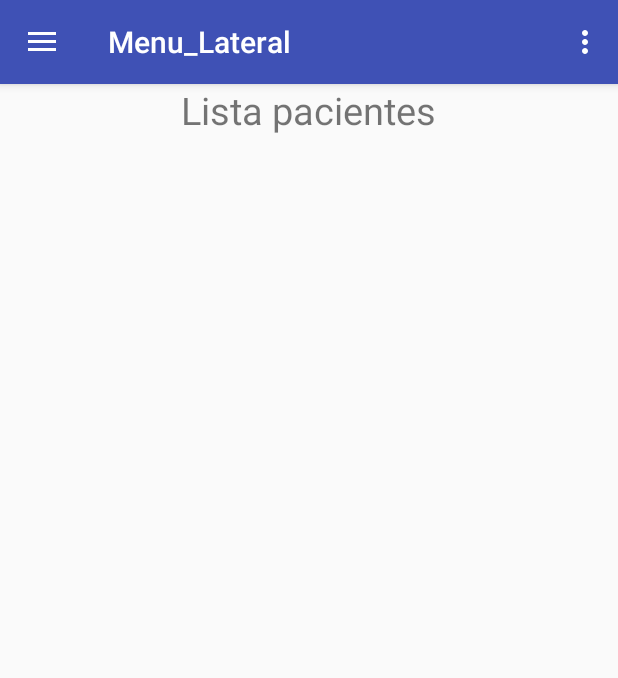
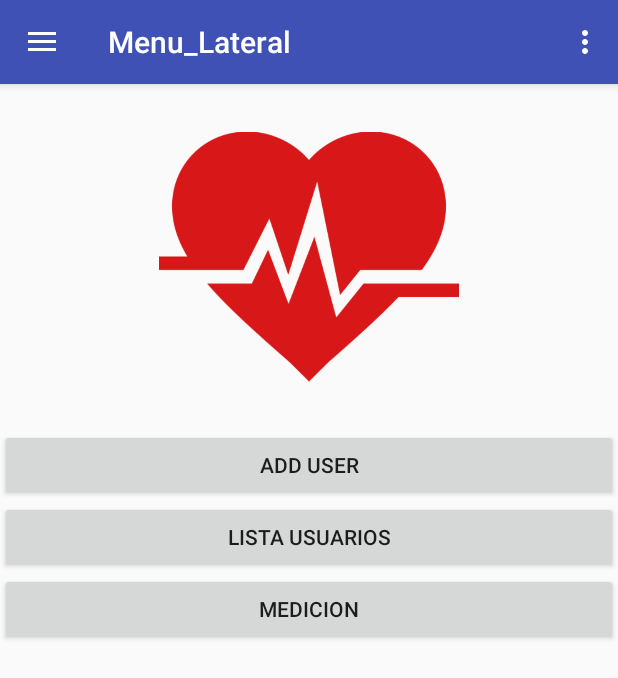
Before and after one commit to jonacha/Wake_Up, an Android app: the Menu_Lateral screen opened directly, with no data from a screen before it, on a phone screen of 412 x 824 dp. Shown: the top 678 px of the screen. Run offline under Robolectric (Android 15) with nearby library versions, the phone set to English and light mode, and no system bars; 3 statements that could not run were skipped.

Commit message:
Todo mucho mejor con la lista casi ya

```diff
--- a/app/src/debug/res/values/google_maps_api.xml
+++ b/app/src/debug/res/values/google_maps_api.xml
@@ -20,5 +20,6 @@
     Once you have your key (it starts with "AIza"), replace the "google_maps_key"
     string in this file.
     -->
-    <string name="google_maps_key" templateMergeStrategy="preserve" translatable="false">YOUR_KEY_HERE</string>
+    <string name="google_maps_key" templateMergeStrategy="preserve" translatable="false">AIzaSyAfI2RXbdQGBuntfAdmzp0Zq_AXIXgtEFo
+</string>
 </resources>
--- a/app/src/main/AndroidManifest.xml
+++ b/app/src/main/AndroidManifest.xml
@@ -46,7 +46,8 @@
 
         <activity
             android:name=".Maps_activiti"
-            android:label="@string/title_activity_maps_activiti"></activity>
+            android:label="@string/title_activity_maps_activiti" />
+        <activity android:name=".List_users"></activity>
     </application>
 
 </manifest>
--- a/app/src/main/java/pract/es/deusto/wake_up/LoginActivity.java
+++ b/app/src/main/java/pract/es/deusto/wake_up/LoginActivity.java
@@ -19,6 +19,7 @@ public class LoginActivity extends AppCompatActivity {
     int cod_profesional;
     String email_pro;
     String nombre_pro;
+
     public  ConexionSQLiteHelper conn;
     public SQLiteDatabase db;
     @Override
--- a/app/src/main/java/pract/es/deusto/wake_up/Maps_activiti.java
+++ b/app/src/main/java/pract/es/deusto/wake_up/Maps_activiti.java
@@ -60,7 +60,10 @@ public class Maps_activiti extends FragmentActivity implements OnMapReadyCallbac
     }
 
     private void agregarMarcador(double lat, double lng) {
-        LatLng coordenadas = new LatLng(lat, lng);
+     LatLng coordenadas = new LatLng(lat, lng);
+        /*poner un control para cuando de 0
+        * */
+        //LatLng coordenadas = new LatLng(43.27118, -2.937599999999975);
         CameraUpdate miUbicacion = CameraUpdateFactory.newLatLngZoom(coordenadas, 16);
         if (marcador != null) marcador.remove();
         marcador = mMap.addMarker(new MarkerOptions().position(coordenadas).title("Mi posicion actual")
--- a/app/src/main/java/pract/es/deusto/wake_up/Menu_Lateral.java
+++ b/app/src/main/java/pract/es/deusto/wake_up/Menu_Lateral.java
@@ -21,6 +21,7 @@ import android.support.v7.app.AppCompatActivity;
 import android.support.v7.widget.Toolbar;
 import android.view.Menu;
 import android.view.MenuItem;
+import android.widget.Button;
 import android.widget.TextView;
 import android.widget.Toast;
 
@@ -34,6 +35,10 @@ public class Menu_Lateral extends AppCompatActivity
     static  String Email_medico;
     public  ConexionSQLiteHelper conn;
     public SQLiteDatabase db;
+    Button ListaPacientes;
+    Button AddUser;
+    Button Mediciones;
+
     @Override
     protected void onCreate(Bundle savedInstanceState) {
         super.onCreate(savedInstanceState);
@@ -47,9 +52,33 @@ public class Menu_Lateral extends AppCompatActivity
         //Toast.makeText(this,"Pasos cosas: "+Nombre_medico+" /" +Email_medico+"/"+profresionalId, Toast.LENGTH_SHORT).show();
         Nombre=findViewById(R.id.nombre_Menu);
        // Nombre.getText();
+
         PreferenceManager.setDefaultValues(this,R.xml.preferences,false);
+        ListaPacientes=findViewById(R.id.btn_listaPacientes);
+        ListaPacientes.setOnClickListener(new View.OnClickListener() {
+            @Override
+            public void onClick(View view) {
+                Intent intentReg=new Intent(Menu_Lateral.this,List_users.class);
+                Menu_Lateral.this.startActivity(intentReg);
+            }
+        });
 
-
+        AddUser=findViewById(R.id.btn_add_user);
+        AddUser.setOnClickListener(new View.OnClickListener() {
+            @Override
+            public void onClick(View view) {
+                Intent intentReg=new Intent(Menu_Lateral.this,NewUser.class);
+                Menu_Lateral.this.startActivity(intentReg);
+            }
+        });
+        Mediciones=findViewById(R.id.btn_medicion);
+        Mediciones.setOnClickListener(new View.OnClickListener() {
+            @Override
+            public void onClick(View view) {
+                Intent intentReg=new Intent(Menu_Lateral.this,Medicion.class);
+                Menu_Lateral.this.startActivity(intentReg);
+            }
+        });
 
 /*
         FloatingActionButton fab = (FloatingActionButton) findViewById(R.id.fab);
@@ -69,7 +98,6 @@ public class Menu_Lateral extends AppCompatActivity
 
         NavigationView navigationView = (NavigationView) findViewById(R.id.nav_view);
         navigationView.setNavigationItemSelectedListener(this);
-
 /*
         Nombre=findViewById(R.id.nombre_Menu);
         Nombre.setText(getIntent().getExtras().getSerializable("nombre_pro").toString());
@@ -129,10 +157,10 @@ public class Menu_Lateral extends AppCompatActivity
             Menu_Lateral.this.startActivity(intentReg);
             // Handle the camera action
         } else if (id == R.id.nav_lista) {
-            Intent intentMenu=new Intent(Menu_Lateral.this,Menu_Lateral.class);
-            intentMenu.putExtra("email",Email_medico);
+            Intent intentMenu=new Intent(Menu_Lateral.this,List_users.class);
+           /* intentMenu.putExtra("email",Email_medico);
             intentMenu.putExtra("cod_profesional",profresionalId);
-            intentMenu.putExtra("nombre_pro",Nombre_medico);
+            intentMenu.putExtra("nombre_pro",Nombre_medico);*/
 
             Menu_Lateral.this.startActivity(intentMenu);
         } else if (id == R.id.nav_medicion) {
@@ -156,7 +184,7 @@ public class Menu_Lateral extends AppCompatActivity
         Cursor info=db.rawQuery(login,null);
         info.moveToFirst();
         try{
-
+           // Toast.makeText(this,"Pasos cosas: "+Nombre_medico+" /" +Email_medico+"/"+profresionalId, Toast.LENGTH_SHORT).show();
 
         }catch (Exception e){
             Toast.makeText(getApplicationContext(),"El usuario no tiene pacientes ",Toast.LENGTH_LONG).show();
--- a/app/src/main/res/layout/activity_list__pacientes.xml
+++ b/app/src/main/res/layout/activity_list__pacientes.xml
@@ -12,15 +12,7 @@
     android:textSize="25dp"
     android:layout_gravity="center"
     android:layout_height="wrap_content" />
-<LinearLayout
-    android:layout_width="match_parent"
-    android:layout_height="wrap_content"
-    android:orientation="horizontal">
+
 
 
 </LinearLayout>
-<ListView
-    android:layout_width="wrap_content"
-    android:id="@+id/usuarios_lista"
-    android:layout_height="match_parent"></ListView>
-</LinearLayout>
--- a/app/src/main/res/layout/app_bar_menu__lateral.xml
+++ b/app/src/main/res/layout/app_bar_menu__lateral.xml
@@ -20,7 +20,28 @@
             app:popupTheme="@style/AppTheme.PopupOverlay" />
 
     </android.support.design.widget.AppBarLayout>
-    <include layout="@layout/activity_list__pacientes" />
+    <ImageView
+        android:layout_width="200dp"
+        android:layout_height="230dp"
+        android:src="@drawable/heart"
+        android:layout_gravity="center"/>
+    <Button
+        android:id="@+id/btn_add_user"
+        android:layout_width="match_parent"
+        android:layout_height="wrap_content"
+        android:text="Add User"/>
+    <Button
+        android:id="@+id/btn_listaPacientes"
+        android:layout_width="match_parent"
+        android:layout_height="wrap_content"
+        android:text="Lista Usuarios"/>
+
+    <Button
+        android:id="@+id/btn_medicion"
+        android:layout_width="match_parent"
+        android:layout_height="wrap_content"
+        android:text="Medicion"/>
+
 
 <!--
     <android.support.design.widget.FloatingActionButton
```
Also changed, not shown: app/src/main/java/pract/es/deusto/wake_up/List_Pacientes.java (+12 -8 lines), app/src/main/java/pract/es/deusto/wake_up/List_users.java (added, +84 -0 lines), app/src/main/res/layout/activity_list_users.xml (added, +21 -0 lines), app/src/main/res/layout/activity_maps_activiti.xml (+19 -0 lines), 2 other files.
